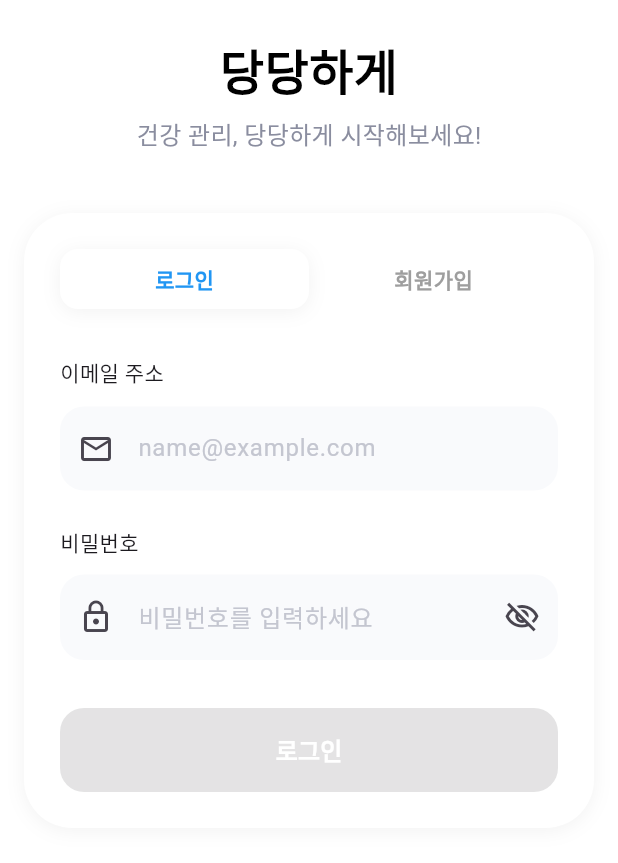
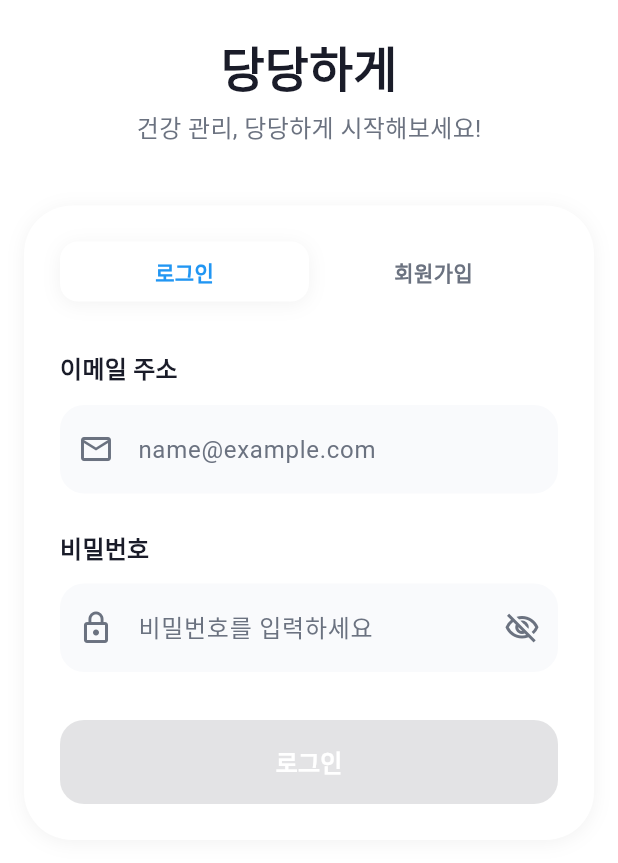
Before and after one commit to kobeay/dangdang_v2, a Flutter app: the screen it shows after launch, on a phone screen of 412 x 824 dp, the part 159-1022 px from its top. Run offline on Flutter 3.47's test engine with Material 3 defaults, Android fonts, the phone set to English and light mode, and no system bars; our stand-ins replace go_router.

Commit message:
ThemeData 및 앱 테마 설정 추가

```diff
--- a/lib/app/app.dart
+++ b/lib/app/app.dart
@@ -1,5 +1,6 @@
 import 'package:flutter/material.dart';
-import '../app/router/app.router.dart';
+import 'router/app_router.dart';
+import './theme/app_theme.dart';
 
 class DangDangApp extends StatelessWidget {
   const DangDangApp({super.key});
@@ -9,6 +10,7 @@ class DangDangApp extends StatelessWidget {
     return MaterialApp.router(
       debugShowCheckedModeBanner: false,
       routerConfig: appRouter,
+      theme: AppTheme.light,
     );
   }
 }
--- /dev/null
+++ b/lib/app/theme/app_radius.dart
@@ -0,0 +1,9 @@
+import 'package:flutter/material.dart';
+
+abstract final class AppRadius {
+  static const small = BorderRadius.all(Radius.circular(8));
+
+  static const medium = BorderRadius.all(Radius.circular(16));
+
+  static const large = BorderRadius.all(Radius.circular(24));
+}
--- /dev/null
+++ b/lib/app/theme/app_theme.dart
@@ -0,0 +1,85 @@
+import 'package:flutter/material.dart';
+import './app_radius.dart';
+
+abstract final class AppTheme {
+  static ThemeData light = _buildTheme(_lightColorTheme);
+
+  static final ColorScheme _lightColorTheme =
+      ColorScheme.fromSeed(
+        seedColor: const Color(0xFF6C79FA),
+        brightness: Brightness.light,
+      ).copyWith(
+        primary: Colors.blue, // 대표 색 (버튼 등)
+        onPrimary: Colors.white, // primary 위의 글자색
+        surface: Colors.white, // 화면/카드 배경
+        onSurface: const Color(0xFF1A1C29), // 기본 글자색
+        onSurfaceVariant: const Color(0xFF6B7280), // 설명 글자색
+        outlineVariant: const Color(0xFFE5E7EB), // 테두리 색
+        surfaceContainerHighest: const Color(0xFFF9FAFC),
+      );
+
+  static ThemeData _buildTheme(ColorScheme colorScheme) {
+    final textTheme = _buildTextTheme(colorScheme);
+
+    return ThemeData(
+      useMaterial3: true,
+      brightness: colorScheme.brightness,
+      colorScheme: colorScheme,
+      scaffoldBackgroundColor: colorScheme.surface,
+      textTheme: textTheme,
+      inputDecorationTheme: _buildInputDecorationTheme(colorScheme, textTheme),
+    );
+  }
+
+  static TextTheme _buildTextTheme(ColorScheme colorScheme) {
+    return TextTheme(
+      headlineLarge: TextStyle(
+        fontSize: 40,
+        fontWeight: FontWeight.bold,
+        color: colorScheme.onSurface,
+        height: 1.2,
+      ),
+      headlineMedium: TextStyle(
+        fontSize: 32,
+        fontWeight: FontWeight.bold,
+        color: colorScheme.onSurface,
+      ),
+      titleMedium: TextStyle(
+        fontSize: 16,
+        fontWeight: FontWeight.w600,
+        color: colorScheme.onSurface,
+      ),
+      bodyLarge: TextStyle(
+        fontSize: 18,
+        color: colorScheme.onSurfaceVariant,
+        height: 1.5,
+      ),
+      bodyMedium: TextStyle(fontSize: 16, color: colorScheme.onSurfaceVariant),
+      labelLarge: TextStyle(
+        fontSize: 16,
+        fontWeight: FontWeight.w700,
+        color: colorScheme.onPrimary,
+      ),
+    );
+  }
+
+  static InputDecorationTheme _buildInputDecorationTheme(
+    ColorScheme colorScheme,
+    TextTheme textTheme,
+  ) {
+    return InputDecorationTheme(
+      filled: true,
+      fillColor: colorScheme.surfaceContainerHighest,
+      hintStyle: textTheme.bodyMedium,
+      suffixStyle: textTheme.bodyMedium?.copyWith(fontWeight: FontWeight.w600),
+      border: _inputBorder(colorScheme),
+    );
+  }
+
+  static OutlineInputBorder _inputBorder(ColorScheme colorScheme) {
+    return OutlineInputBorder(
+      borderRadius: AppRadius.medium,
+      borderSide: BorderSide.none,
+    );
+  }
+}
--- a/lib/features/auth/presentation/pages/login_page.dart
+++ b/lib/features/auth/presentation/pages/login_page.dart
@@ -9,8 +9,11 @@ class LoginPage extends StatelessWidget {
 
   @override
   Widget build(BuildContext context) {
+    final theme = Theme.of(context);
+    final textTheme = theme.textTheme;
+    final colorScheme = theme.colorScheme;
+
     return Scaffold(
-      backgroundColor: Colors.white,
       body: SafeArea(
         child: SingleChildScrollView(
           padding: const EdgeInsets.all(16),
@@ -18,19 +21,9 @@ class LoginPage extends StatelessWidget {
             children: [
               Image.asset('assets/icons/app_icon.png', width: 90, height: 90),
               const SizedBox(height: 24),
-              const Text(
-                '당당하게',
-                style: TextStyle(
-                  fontSize: 32,
-                  fontWeight: FontWeight.bold,
-                  color: Colors.black,
-                ),
-              ),
+              Text('당당하게', style: textTheme.headlineMedium),
               const SizedBox(height: 8),
-              const Text(
-                '건강 관리, 당당하게 시작해보세요!',
-                style: TextStyle(fontSize: 16, color: Color(0xFF8A8D9F)),
-              ),
+              Text('건강 관리, 당당하게 시작해보세요!', style: textTheme.bodyMedium),
               const SizedBox(height: 40),
               CardContainer(
                 child: Column(
@@ -53,12 +46,12 @@ class LoginPage extends StatelessWidget {
                               ],
                             ),
                             child: Center(
-                              child: const Text(
+                              child: Text(
                                 '로그인',
                                 style: TextStyle(
                                   fontSize: 14,
                                   fontWeight: FontWeight.bold,
-                                  color: Colors.blue,
+                                  color: colorScheme.primary,
                                 ),
                               ),
                             ),
@@ -75,12 +68,12 @@ class LoginPage extends StatelessWidget {
                               child: Container(
                                 height: 40,
                                 alignment: Alignment.center,
-                                child: const Text(
+                                child: Text(
                                   '회원가입',
                                   style: TextStyle(
                                     fontSize: 14,
                                     fontWeight: FontWeight.bold,
-                                    color: Colors.grey,
+                                    color: colorScheme.onSurfaceVariant,
                                   ),
                                 ),
                               ),
@@ -90,14 +83,14 @@ class LoginPage extends StatelessWidget {
                       ],
                     ),
                     const SizedBox(height: 32),
-                    const Text('이메일 주소'),
+                    Text('이메일 주소', style: textTheme.titleMedium),
                     const SizedBox(height: 12),
                     CustomTextField(
                       hintText: 'name@example.com',
                       prefixIcon: Icons.email_outlined,
                     ),
                     const SizedBox(height: 24),
-                    const Text('비밀번호'),
+                    Text('비밀번호', style: textTheme.titleMedium),
                     const SizedBox(height: 12),
                     CustomTextField(
                       hintText: '비밀번호를 입력하세요',
--- a/lib/features/auth/presentation/widgets/custom_text_field.dart
+++ b/lib/features/auth/presentation/widgets/custom_text_field.dart
@@ -30,20 +30,10 @@ class CustomTextField extends StatelessWidget {
       obscureText: obscureText,
       decoration: InputDecoration(
         filled: true,
-        fillColor: const Color(0xFFF9FAFC),
         prefixIcon: prefixIcon != null ? Icon(prefixIcon) : null,
         suffixIcon: suffixIcon != null ? Icon(suffixIcon) : null,
         hintText: hintText,
-        hintStyle: const TextStyle(color: Color(0xFFC4C6D0)),
         suffixText: suffixText,
-        suffixStyle: const TextStyle(
-          color: Color(0xFF9CA3AF),
-          fontWeight: FontWeight.w600,
-        ),
-        border: OutlineInputBorder(
-          borderRadius: BorderRadius.circular(16),
-          borderSide: BorderSide.none,
-        ),
       ),
       onTap: onTap,
     );
```
Also changed, not shown: lib/app/router/app_router.dart (renamed from lib/app/router/app.router.dart).
